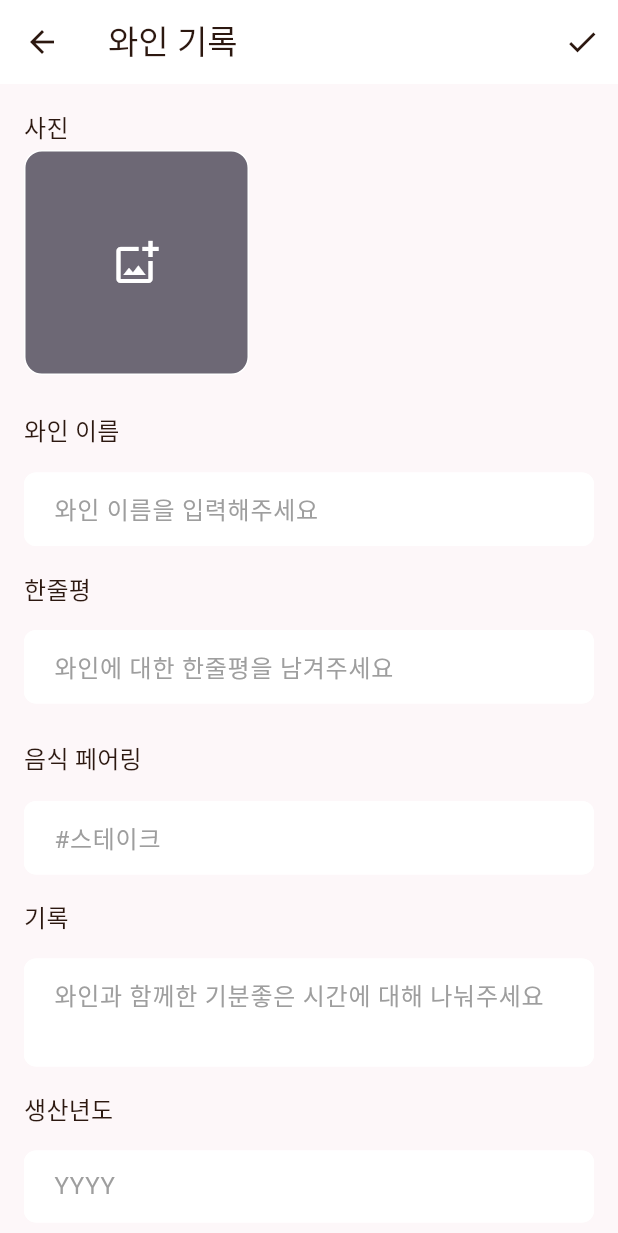
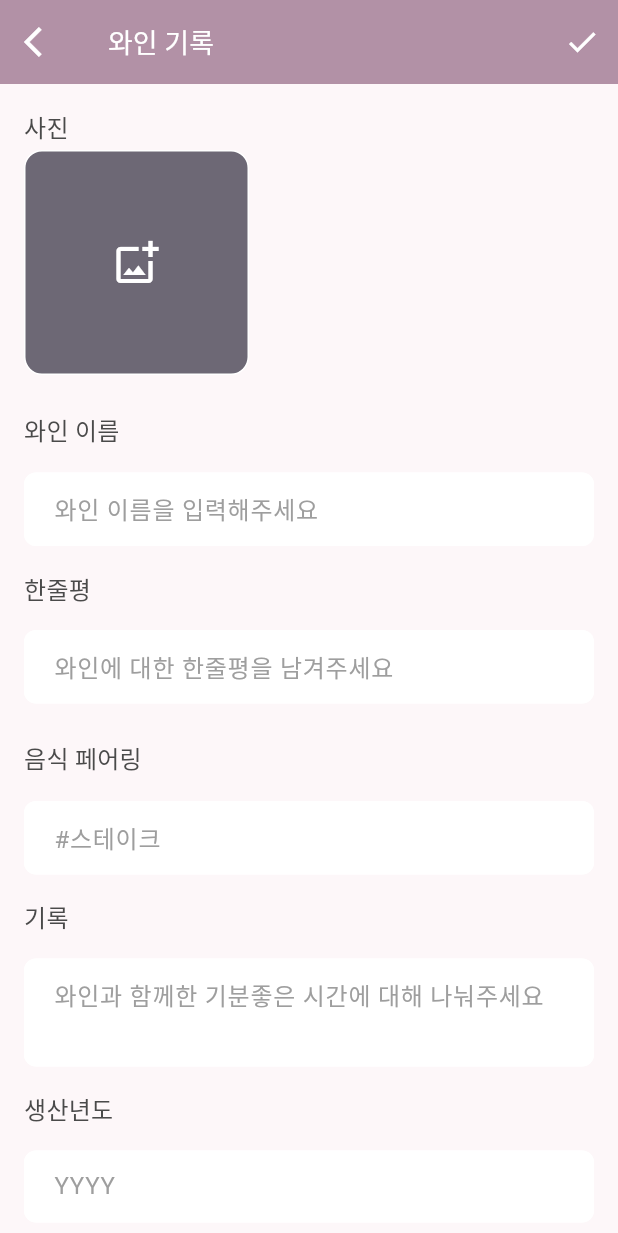
Before and after one commit to chaenchaen99/DrinkDiary, a Flutter app: the screen it shows after launch, after a tap on the "add" icon, on a phone screen of 412 x 824 dp. Shown: the top 1233 px of the screen. Run offline on Flutter 3.47's test engine with Material 3 defaults, Android fonts, the phone set to English and light mode, and no system bars; our stand-ins replace flutter_riverpod, freezed_annotation, go_router, hive, hive_flutter, image_picker and 2 more; accounts and stored records are empty; generated files the repository leaves out were written again.

Commit message:
와인/칵테일 컬러 테마 수정

```diff
--- a/lib/core/constants/app_colors.dart
+++ b/lib/core/constants/app_colors.dart
@@ -4,26 +4,31 @@ class AppColors {
   static const Color black = Color(0xFF000000);
 
   // Grey Scale
-  static const Color lightGrey = Color(0xFFE0E0E0);
-  static const Color darkGrey = Color(0xFF4A4A4A);
+  static const Color grey100 = Color(0xFFE0E0E0);
+  static const Color grey500 = Color.fromARGB(255, 128, 128, 128);
+  static const Color grey800 = Color(0xFF4A4A4A);
 
-  static const Color primary = Color(0xFF8B1F41);
+  static const Color winePrimary = Color(0xFFC599B6);
+  static const Color wineBackground = Color.fromARGB(237, 172, 137, 160);
+
+  static const Color cocktailPrimary = Color(0xFFE6B2BA);
+  static const Color cocktailBackground = Color.fromARGB(255, 206, 163, 169);
+
+//-------------------------------------------------------------------------------
   static const Color onPrimary = Color(0xFFFFFFFF);
   static const Color secondary = Color(0xFFFFB5A7);
   static const Color onSecondary = Color(0xFF6D6875);
+  static const Color third = Color(0xFF8B1F41);
 
   static const Color error = Color(0xFFE53935);
   static const Color onError = Color(0xFFFFFFFF);
 
-  static const Color background = Color(0xFFFFFFFF);
   static const Color onBackground = Color(0xFF2C1810);
 
   static const Color surface = Color(0xFFFDF7F9);
   static const Color surfaceVariant = Color(0xFFF4E5E8);
   static const Color onSurface = Color(0xFF2C1810);
   static const Color onSurfaceVariant = Color.fromRGBO(44, 24, 16, 0.15);
-
-  static const Color primaryContainer = Color.fromARGB(255, 108, 29, 54);
 
   static const Color inverseSurface = Color.fromRGBO(44, 24, 16, 0.74);
   static const Color inversePrimary = Color.fromRGBO(181, 74, 95, 0.9);
@@ -33,7 +38,7 @@ class AppColors {
   static const Color outline = Color(0xFFE6D3D7);
 
   // extended colors
-  static const Color contentPrimary = Color(0xFF2C1810);
+  static const Color contentPrimary = Color(0xFFFAD0C4);
   static const Color contentSecondary = Color(0xFF6D4C41);
   static const Color contentTertiary = Color(0xFF9E7B73);
   static const Color contentFourth = Color(0xFFBEA8A3);
--- a/lib/core/theme/app_theme.dart
+++ b/lib/core/theme/app_theme.dart
@@ -9,11 +9,11 @@ class AppTheme {
       titleMedium: TextStyle(
         fontSize: 16,
         fontWeight: FontWeight.w500,
-        color: AppColors.contentPrimary,
+        color: AppColors.grey800,
       ),
     ),
     colorScheme: const ColorScheme.light(
-      primary: AppColors.primary,
+      primary: AppColors.winePrimary,
       secondary: AppColors.secondary,
       surface: AppColors.surface,
       error: AppColors.error,
@@ -23,13 +23,13 @@ class AppTheme {
       onError: AppColors.onError,
     ),
     appBarTheme: const AppBarTheme(
-      backgroundColor: AppColors.background,
+      backgroundColor: AppColors.wineBackground,
       foregroundColor: AppColors.contentPrimary,
       elevation: 0,
     ),
     navigationBarTheme: NavigationBarThemeData(
-      backgroundColor: AppColors.background,
-      indicatorColor: AppColors.primary.withOpacity(0.1),
+      backgroundColor: AppColors.wineBackground,
+      indicatorColor: AppColors.winePrimary.withOpacity(0.1),
       labelTextStyle: WidgetStateProperty.all(
         const TextStyle(
           fontSize: 12,
@@ -57,7 +57,7 @@ class AppTheme {
       ),
       focusedBorder: OutlineInputBorder(
         borderRadius: BorderRadius.circular(8),
-        borderSide: const BorderSide(color: AppColors.primary),
+        borderSide: const BorderSide(color: AppColors.winePrimary),
       ),
       errorBorder: OutlineInputBorder(
         borderRadius: BorderRadius.circular(8),
@@ -85,7 +85,7 @@ class AppTheme {
       ),
     ),
     colorScheme: const ColorScheme.dark(
-      primary: AppColors.primary,
+      primary: AppColors.winePrimary,
       secondary: AppColors.secondary,
       surface: AppColors.inverseSurface,
       error: AppColors.error,
@@ -101,7 +101,7 @@ class AppTheme {
     ),
     navigationBarTheme: NavigationBarThemeData(
       backgroundColor: AppColors.black,
-      indicatorColor: AppColors.primary.withOpacity(0.1),
+      indicatorColor: AppColors.winePrimary.withOpacity(0.1),
       labelTextStyle: WidgetStateProperty.all(
         const TextStyle(
           fontSize: 12,
@@ -129,7 +129,7 @@ class AppTheme {
       ),
       focusedBorder: OutlineInputBorder(
         borderRadius: BorderRadius.circular(8),
-        borderSide: const BorderSide(color: AppColors.primary),
+        borderSide: const BorderSide(color: AppColors.winePrimary),
       ),
       errorBorder: OutlineInputBorder(
         borderRadius: BorderRadius.circular(8),
--- a/lib/features/cocktail/screens/cocktail_detail_screen.dart
+++ b/lib/features/cocktail/screens/cocktail_detail_screen.dart
@@ -121,8 +121,8 @@ class CocktailDetailScreen extends ConsumerWidget {
                         label: Text(tag),
                         backgroundColor:
                             Theme.of(context).brightness == Brightness.light
-                                ? AppColors.lightGrey
-                                : AppColors.darkGrey,
+                                ? AppColors.grey100
+                                : AppColors.grey800,
                       ),
                     )
                     .toList(),
--- a/lib/features/home/screens/home_screen.dart
+++ b/lib/features/home/screens/home_screen.dart
@@ -40,11 +40,7 @@ class HomeScreen extends ConsumerWidget {
           context.push(
               category == DrinkCategory.wine ? '/wines/add' : '/cocktails/add');
         },
-        backgroundColor: isDark
-            ? (category == DrinkCategory.wine
-                ? AppColors.primary
-                : AppColors.secondary)
-            : null,
+        backgroundColor: category.theme.backgroundColor,
         child: const Icon(Icons.add),
       ),
     );
--- a/lib/features/home/widgets/home_appbar.dart
+++ b/lib/features/home/widgets/home_appbar.dart
@@ -13,7 +13,7 @@ class HomeAppbar extends StatelessWidget implements PreferredSizeWidget {
       return AnimatedContainer(
         duration: const Duration(milliseconds: 400),
         color: state.theme.backgroundColor,
-        padding: const EdgeInsets.symmetric(vertical: 6.0, horizontal: 8.0),
+        padding: const EdgeInsets.symmetric(vertical: 8.0, horizontal: 8.0),
         child: AppBar(
           backgroundColor: Colors.transparent,
           title: AnimatedContainer(
@@ -25,7 +25,7 @@ class HomeAppbar extends StatelessWidget implements PreferredSizeWidget {
               color: state.theme.containerColor,
             ),
             child: SizedBox(
-              height: 28,
+              height: 32,
               width: 144,
               child: DefaultTabController(
                 initialIndex: state.index,
--- a/lib/features/main/screens/main_screen.dart
+++ b/lib/features/main/screens/main_screen.dart
@@ -1,5 +1,6 @@
 import 'package:flutter/material.dart';
 import 'package:flutter_riverpod/flutter_riverpod.dart';
+import '../../home/providers/category_provider.dart';
 import '../../home/screens/home_screen.dart';
 import '../../settings/screens/settings_screen.dart';
 import '../../community/screens/community_screen.dart';
@@ -13,6 +14,7 @@ class MainScreen extends ConsumerWidget {
   @override
   Widget build(BuildContext context, WidgetRef ref) {
     final selectedIndex = ref.watch(selectedIndexProvider);
+    final category = ref.watch(categoryNotifierProvider);
 
     final screens = [
       const HomeScreen(),
@@ -23,34 +25,47 @@ class MainScreen extends ConsumerWidget {
 
     return Scaffold(
       body: screens[selectedIndex],
-      bottomNavigationBar: NavigationBar(
+      bottomNavigationBar: AnimatedContainer(
+        duration: const Duration(milliseconds: 300),
+        height: 100.0,
+        color: category.theme.backgroundColor,
+        child: NavigationBar(
           selectedIndex: selectedIndex,
+          backgroundColor: Colors.transparent,
+          labelTextStyle: WidgetStateProperty.resolveWith((states) {
+            if (states.contains(WidgetState.selected)) {
+              return const TextStyle(
+                  color: Colors.white, fontWeight: FontWeight.bold);
+            }
+            return const TextStyle(color: Colors.white);
+          }),
           onDestinationSelected: (index) {
             ref.read(selectedIndexProvider.notifier).state = index;
           },
           destinations: const [
             NavigationDestination(
-            icon: Icon(Icons.home_outlined),
-            selectedIcon: Icon(Icons.home),
+              icon: Icon(Icons.home_outlined, color: Colors.white),
+              selectedIcon: Icon(Icons.home, color: Colors.white),
               label: '홈',
             ),
             NavigationDestination(
-            icon: Icon(Icons.map_outlined),
-            selectedIcon: Icon(Icons.map),
+              icon: Icon(Icons.map_outlined, color: Colors.white),
+              selectedIcon: Icon(Icons.map, color: Colors.white),
               label: '지도',
             ),
             NavigationDestination(
-            icon: Icon(Icons.people_outline),
-            selectedIcon: Icon(Icons.people),
+              icon: Icon(Icons.people_outline, color: Colors.white),
+              selectedIcon: Icon(Icons.people, color: Colors.white),
               label: '커뮤니티',
             ),
             NavigationDestination(
-            icon: Icon(Icons.settings_outlined),
-            selectedIcon: Icon(Icons.settings),
+              icon: Icon(Icons.settings_outlined, color: Colors.white),
+              selectedIcon: Icon(Icons.settings, color: Colors.white),
               label: '설정',
             ),
           ],
         ),
+      ),
     );
   }
 }
--- a/lib/features/wine/screens/wine_detail_screen.dart
+++ b/lib/features/wine/screens/wine_detail_screen.dart
@@ -103,8 +103,8 @@ class WineDetailScreen extends ConsumerWidget {
                             label: Text(tag),
                             backgroundColor:
                                 Theme.of(context).brightness == Brightness.light
-                                    ? AppColors.lightGrey
-                                    : AppColors.darkGrey,
+                                    ? AppColors.grey100
+                                    : AppColors.grey800,
                           ),
                         )
                         .toList(),
--- a/lib/features/wine/screens/wine_form_screen.dart
+++ b/lib/features/wine/screens/wine_form_screen.dart
@@ -1,6 +1,7 @@
 import 'package:drink_diary/features/wine/providers/wine_provider.dart';
 import 'package:flutter/material.dart';
 import 'package:flutter_riverpod/flutter_riverpod.dart';
+import '../../../core/constants/app_colors.dart';
 import '../../../core/constants/app_sizes.dart';
 import '../../../data/models/wine.dart';
 import '../../../shared/widgets/custom_text_field.dart';
@@ -159,10 +160,28 @@ class _WineFormScreenState extends ConsumerState<WineFormScreen> {
   Widget build(BuildContext context) {
     return Scaffold(
       appBar: AppBar(
-        title: Text(widget.wine == null ? '와인 기록' : '와인 기록 수정'),
+        leading: IconButton(
+          icon: const Icon(
+            Icons.arrow_back_ios,
+            color: Colors.white,
+          ),
+          onPressed: () {
+            Navigator.of(context).pop();
+          },
+        ),
+        title: Text(
+          widget.wine == null ? '와인 기록' : '와인 기록 수정',
+          style: const TextStyle(
+            color: Colors.white,
+            fontSize: 18,
+          ),
+        ),
         actions: [
           IconButton(
-            icon: const Icon(Icons.check),
+            icon: const Icon(
+              Icons.check,
+              color: Colors.white,
+            ),
             onPressed: _submitForm,
           ),
         ],
--- a/lib/features/wine/screens/wine_list_screen.dart
+++ b/lib/features/wine/screens/wine_list_screen.dart
@@ -26,13 +26,16 @@ class WineListScreen extends ConsumerWidget {
                     Icons.wine_bar_outlined,
                     size: AppSizes.size48,
                     color: Theme.of(context).brightness == Brightness.light
-                        ? AppColors.lightGrey
-                        : AppColors.darkGrey,
+                        ? AppColors.grey100
+                        : AppColors.grey800,
                   ),
                   const SizedBox(height: AppSizes.size16),
-                  Text(
+                  const Text(
                     '기록된 와인이 없습니다.',
-                    style: Theme.of(context).textTheme.titleMedium,
+                    style: TextStyle(
+                      color: AppColors.grey500,
+                      fontSize: 16,
+                    ),
                   ),
                 ],
               ),
--- a/lib/shared/widgets/custom_text_field.dart
+++ b/lib/shared/widgets/custom_text_field.dart
@@ -74,23 +74,23 @@ class CustomTextField extends StatelessWidget {
             suffixIcon: suffix,
             prefixIcon: prefix,
             filled: true,
-            fillColor: isDark ? AppColors.primary : AppColors.onPrimary,
+            fillColor: isDark ? AppColors.winePrimary : AppColors.onPrimary,
             border: OutlineInputBorder(
               borderRadius: BorderRadius.circular(AppSizes.radius8),
               borderSide: BorderSide(
-                color: isDark ? AppColors.primary : AppColors.onPrimary,
+                color: isDark ? AppColors.winePrimary : AppColors.onPrimary,
               ),
             ),
             enabledBorder: OutlineInputBorder(
               borderRadius: BorderRadius.circular(AppSizes.radius8),
               borderSide: BorderSide(
-                color: isDark ? AppColors.primary : AppColors.onPrimary,
+                color: isDark ? AppColors.winePrimary : AppColors.onPrimary,
               ),
             ),
             focusedBorder: OutlineInputBorder(
               borderRadius: BorderRadius.circular(AppSizes.radius8),
               borderSide: BorderSide(
-                color: isDark ? AppColors.primary : AppColors.onPrimary,
+                color: isDark ? AppColors.winePrimary : AppColors.onPrimary,
                 width: 2,
               ),
             ),
--- a/lib/shared/widgets/image_picker_widget.dart
+++ b/lib/shared/widgets/image_picker_widget.dart
@@ -89,12 +89,15 @@ class _ImagePickerWidgetState extends State<ImagePickerWidget> {
                           isDark ? AppColors.secondary : AppColors.onSecondary,
                       borderRadius: BorderRadius.circular(AppSizes.radius12),
                       border: Border.all(
-                        color: isDark ? AppColors.primary : AppColors.onPrimary,
+                        color: isDark
+                            ? AppColors.winePrimary
+                            : AppColors.onPrimary,
                       ),
                     ),
                     child: Icon(
                       Icons.add_photo_alternate_outlined,
-                      color: isDark ? AppColors.primary : AppColors.onPrimary,
+                      color:
+                          isDark ? AppColors.winePrimary : AppColors.onPrimary,
                       size: AppSizes.iconL,
                     ),
                   ),
--- a/lib/shared/widgets/rating_bar.dart
+++ b/lib/shared/widgets/rating_bar.dart
@@ -22,7 +22,7 @@ class RatingBar extends StatelessWidget {
   @override
   Widget build(BuildContext context) {
     final isDark = Theme.of(context).brightness == Brightness.dark;
-    final activeColor = isDark ? AppColors.primary : AppColors.onPrimary;
+    final activeColor = isDark ? AppColors.winePrimary : AppColors.onPrimary;
     final inactiveColor = isDark ? AppColors.secondary : AppColors.onSecondary;
 
     return Column(
```
Also changed, not shown: lib/core/theme/custom_appbar_theme.dart (+14 -14 lines), lib/features/cocktail/screens/cocktail_list_screen.dart (+9 -6 lines), lib/shared/widgets/tag_input.dart (+6 -3 lines). Lines whose indentation alone changed are shown as unchanged.
